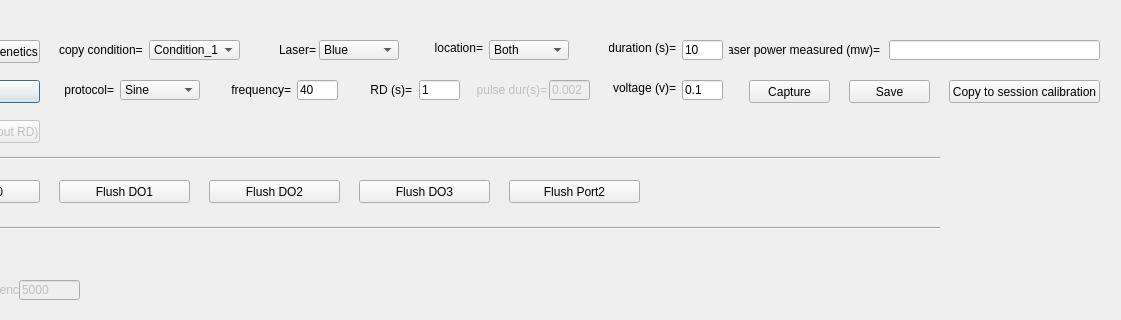
Above: src/foraging_gui/CalibrationLaser.ui from AllenNeuralDynamics/dynamic-foraging-task before the change; both pictures show x 151 to 1272 and y 0 to 320 of the 1272 by 863 pixel window. Below: the same form after it.
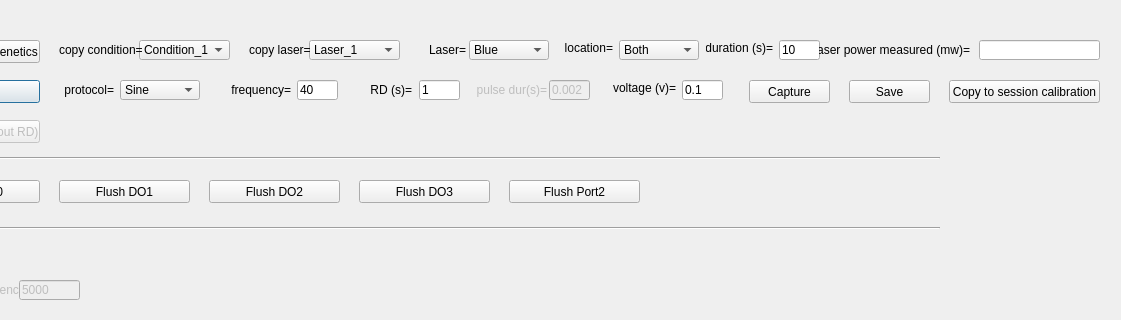
That is the form after the change.

Commit message: Added copy laser

The edit to the form file:
```diff
--- a/src/foraging_gui/CalibrationLaser.ui
+++ b/src/foraging_gui/CalibrationLaser.ui
@@ -72,7 +72,7 @@
   <widget class="QComboBox" name="Location_1">
    <property name="geometry">
     <rect>
-     <x>640</x>
+     <x>770</x>
      <y>40</y>
      <width>80</width>
      <height>20</height>
@@ -156,7 +156,7 @@
   <widget class="QLineEdit" name="Duration_1">
    <property name="geometry">
     <rect>
-     <x>833</x>
+     <x>930</x>
      <y>40</y>
      <width>41</width>
      <height>20</height>
@@ -194,7 +194,7 @@
   <widget class="QComboBox" name="LaserColor_1">
    <property name="geometry">
     <rect>
-     <x>470</x>
+     <x>620</x>
      <y>40</y>
      <width>80</width>
      <height>20</height>
@@ -230,7 +230,7 @@
   <widget class="QLabel" name="label1_1">
    <property name="geometry">
     <rect>
-     <x>430</x>
+     <x>580</x>
      <y>40</y>
      <width>41</width>
      <height>20</height>
@@ -299,7 +299,7 @@
   <widget class="QLabel" name="label1_2">
    <property name="geometry">
     <rect>
-     <x>586</x>
+     <x>716</x>
      <y>40</y>
      <width>48</width>
      <height>16</height>
@@ -352,7 +352,7 @@
   <widget class="QLabel" name="label1_5">
    <property name="geometry">
     <rect>
-     <x>760</x>
+     <x>857</x>
      <y>40</y>
      <width>67</width>
      <height>16</height>
@@ -478,7 +478,7 @@
   <widget class="QLabel" name="label1_17">
    <property name="geometry">
     <rect>
-     <x>880</x>
+     <x>970</x>
      <y>40</y>
      <width>151</width>
      <height>20</height>
@@ -503,9 +503,9 @@
   <widget class="QLineEdit" name="LaserPowerMeasured">
    <property name="geometry">
     <rect>
-     <x>1040</x>
+     <x>1130</x>
      <y>40</y>
-     <width>211</width>
+     <width>121</width>
      <height>20</height>
     </rect>
    </property>
@@ -917,7 +917,7 @@
   <widget class="QComboBox" name="CopyCondition">
    <property name="geometry">
     <rect>
-     <x>300</x>
+     <x>290</x>
      <y>40</y>
      <width>91</width>
      <height>20</height>
@@ -969,6 +969,51 @@
     <string>copy condition=</string>
    </property>
   </widget>
+  <widget class="QComboBox" name="CopyCondition_2">
+   <property name="geometry">
+    <rect>
+     <x>460</x>
+     <y>40</y>
+     <width>91</width>
+     <height>20</height>
+    </rect>
+   </property>
+   <property name="sizePolicy">
+    <sizepolicy hsizetype="Expanding" vsizetype="Expanding">
+     <horstretch>0</horstretch>
+     <verstretch>0</verstretch>
+    </sizepolicy>
+   </property>
+   <item>
+    <property name="text">
+     <string>Laser_1</string>
+    </property>
+   </item>
+   <item>
+    <property name="text">
+     <string>Laser_2</string>
+    </property>
+   </item>
+  </widget>
+  <widget class="QLabel" name="label1_4">
+   <property name="geometry">
+    <rect>
+     <x>400</x>
+     <y>40</y>
+     <width>91</width>
+     <height>20</height>
+    </rect>
+   </property>
+   <property name="sizePolicy">
+    <sizepolicy hsizetype="Expanding" vsizetype="Expanding">
+     <horstretch>0</horstretch>
+     <verstretch>0</verstretch>
+    </sizepolicy>
+   </property>
+   <property name="text">
+    <string>copy laser=</string>
+   </property>
+  </widget>
  </widget>
  <resources/>
  <connections/>
```
